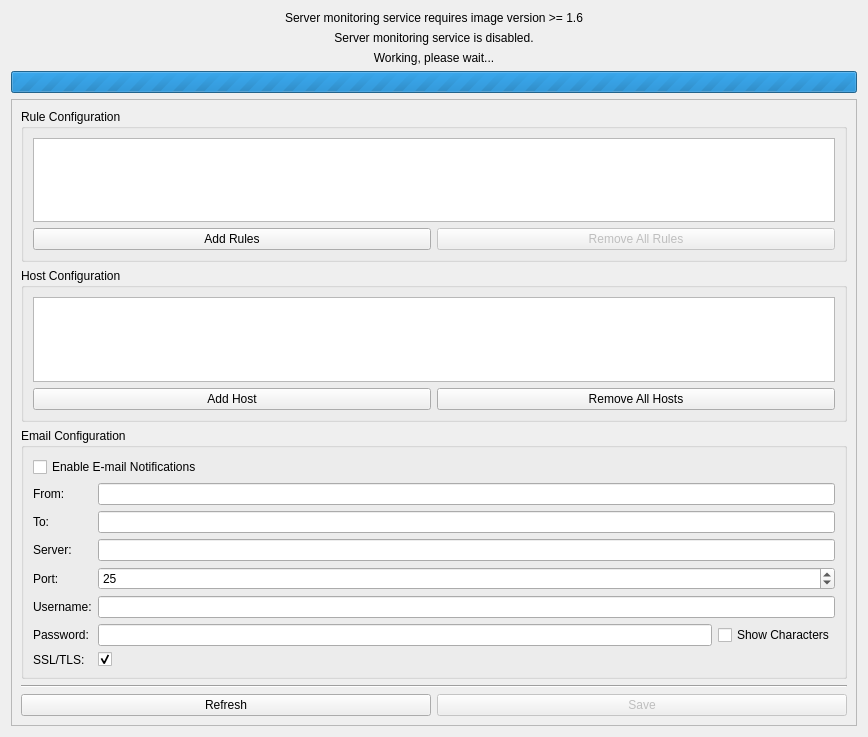
Before: the Qt Designer form src/brickv/plugin_system/plugins/red/ui/red_tab_settings_server_monitoring.ui in Tinkerforge/brickv, drawn with Qt 5.
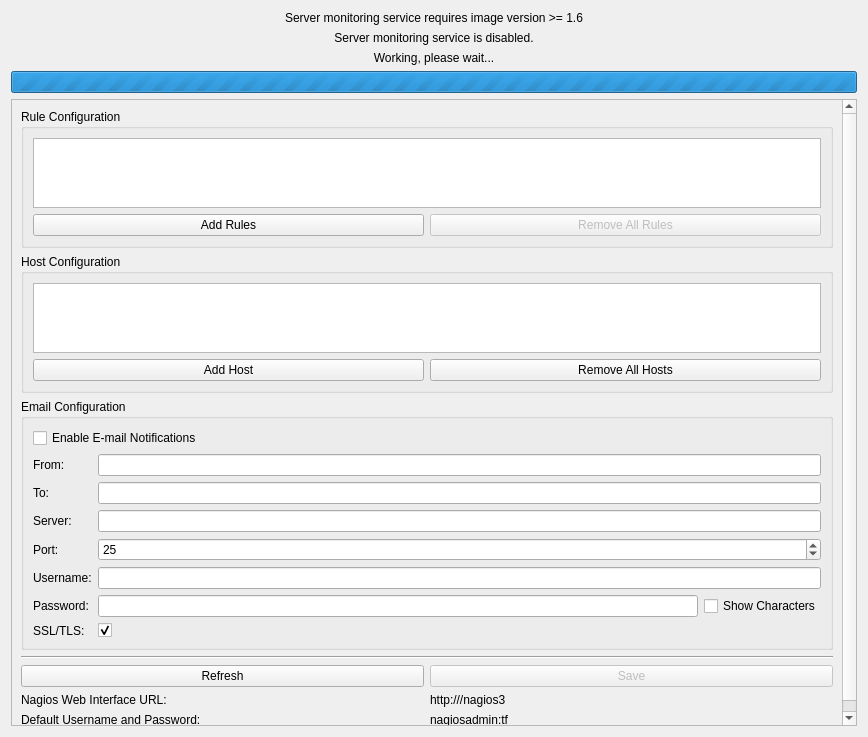
After: the same form once the commit is applied.

Commit message: red-brick: Add Nagios web interface hint

```diff
--- a/src/brickv/plugin_system/plugins/red/ui/red_tab_settings_server_monitoring.ui
+++ b/src/brickv/plugin_system/plugins/red/ui/red_tab_settings_server_monitoring.ui
@@ -23,9 +23,9 @@
       <property name="geometry">
        <rect>
         <x>0</x>
-        <y>0</y>
-        <width>846</width>
-        <height>623</height>
+        <y>-78</y>
+        <width>832</width>
+        <height>695</height>
        </rect>
       </property>
       <layout class="QGridLayout" name="gridLayout_3">
@@ -238,6 +238,40 @@
          <zorder>pbutton_sm_remove_all_rules</zorder>
         </widget>
        </item>
+       <item row="7" column="0">
+        <widget class="QLabel" name="label">
+         <property name="text">
+          <string>Nagios Web Interface URL: </string>
+         </property>
+        </widget>
+       </item>
+       <item row="7" column="1">
+        <widget class="QLabel" name="label_2">
+         <property name="text">
+          <string>http://&lt;red-brick-ip&gt;/nagios3</string>
+         </property>
+         <property name="textInteractionFlags">
+          <set>Qt::TextSelectableByKeyboard|Qt::TextSelectableByMouse</set>
+         </property>
+        </widget>
+       </item>
+       <item row="8" column="1">
+        <widget class="QLabel" name="label_4">
+         <property name="text">
+          <string>nagiosadmin:tf</string>
+         </property>
+         <property name="textInteractionFlags">
+          <set>Qt::TextSelectableByKeyboard|Qt::TextSelectableByMouse</set>
+         </property>
+        </widget>
+       </item>
+       <item row="8" column="0">
+        <widget class="QLabel" name="label_3">
+         <property name="text">
+          <string>Default Username and Password:</string>
+         </property>
+        </widget>
+       </item>
       </layout>
      </widget>
     </widget>
```
Left out of the diff: 20 changed lines with no effect on the pictures.
